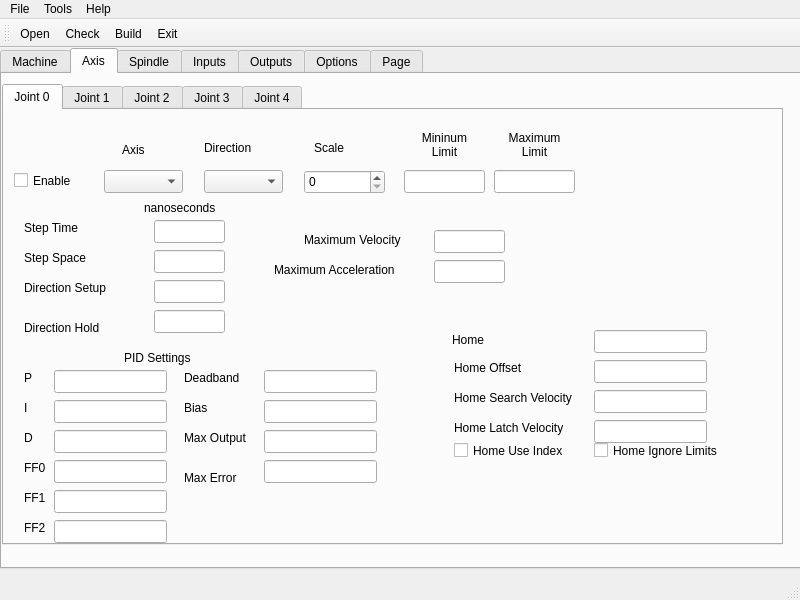
This is 7i96.ui in snelweg/7i96 as Qt 5 draws it before an edit. The edited form follows.
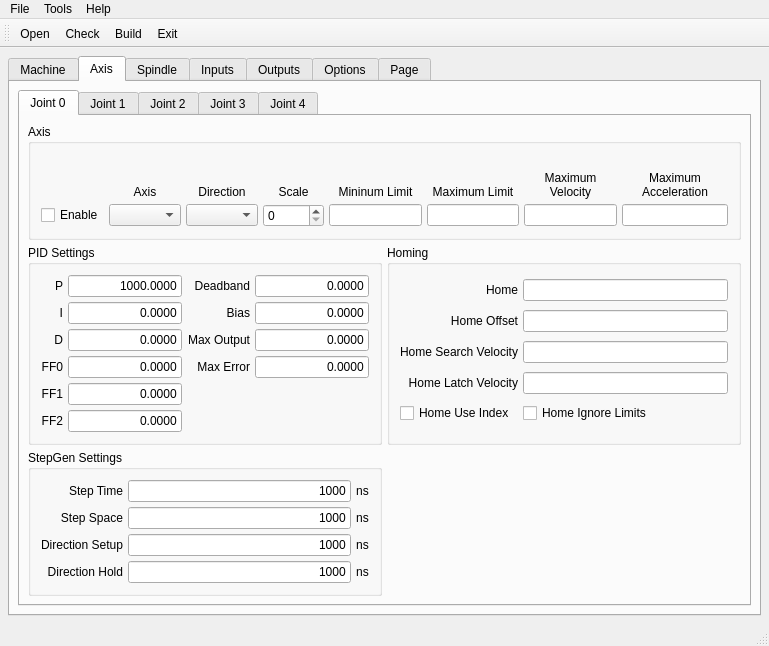
This is the edited form. The open tabs and pages were chosen to show the change.

```diff
--- a/7i96.ui
+++ b/7i96.ui
@@ -6,23 +6,17 @@
    <rect>
     <x>0</x>
     <y>0</y>
-    <width>800</width>
-    <height>600</height>
+    <width>769</width>
+    <height>646</height>
    </rect>
   </property>
   <property name="windowTitle">
    <string>7i96 Configuration Tool</string>
   </property>
   <widget class="QWidget" name="centralwidget">
+   <layout class="QVBoxLayout" name="verticalLayout">
+    <item>
    <widget class="QTabWidget" name="tabWidget">
-    <property name="geometry">
-     <rect>
-      <x>0</x>
-      <y>0</y>
-      <width>801</width>
-      <height>521</height>
-     </rect>
-    </property>
     <property name="currentIndex">
      <number>0</number>
     </property>
@@ -247,14 +241,11 @@
      <attribute name="title">
       <string>Axis</string>
      </attribute>
+       <layout class="QVBoxLayout" name="verticalLayout_2">
+        <item>
      <widget class="QTabWidget" name="tabWidget_2">
-      <property name="geometry">
-       <rect>
-        <x>0</x>
-        <y>10</y>
-        <width>781</width>
-        <height>461</height>
-       </rect>
+          <property name="tabPosition">
+           <enum>QTabWidget::North</enum>
       </property>
       <property name="currentIndex">
        <number>0</number>
@@ -263,649 +254,642 @@
        <attribute name="title">
         <string>Joint 0</string>
        </attribute>
+           <layout class="QGridLayout" name="gridLayout_2">
+            <item row="0" column="0" colspan="2">
+             <widget class="QGroupBox" name="groupBox">
+              <property name="title">
+               <string>Axis</string>
+              </property>
+              <layout class="QGridLayout" name="gridLayout_4">
+               <property name="leftMargin">
+                <number>10</number>
+               </property>
+               <property name="topMargin">
+                <number>10</number>
+               </property>
+               <property name="rightMargin">
+                <number>10</number>
+               </property>
+               <property name="bottomMargin">
+                <number>10</number>
+               </property>
+               <property name="spacing">
+                <number>5</number>
+               </property>
+               <item row="1" column="1">
+                <widget class="QComboBox" name="axis_0"/>
+               </item>
+               <item row="0" column="4">
+                <widget class="QLabel" name="label_62">
+                 <property name="text">
+                  <string>Mininum Limit</string>
+                 </property>
+                 <property name="alignment">
+                  <set>Qt::AlignBottom|Qt::AlignHCenter</set>
+                 </property>
+                 <property name="wordWrap">
+                  <bool>true</bool>
+                 </property>
+                </widget>
+               </item>
+               <item row="1" column="0">
        <widget class="QCheckBox" name="stepper_0">
-        <property name="geometry">
-         <rect>
-          <x>10</x>
-          <y>60</y>
-          <width>85</width>
-          <height>21</height>
-         </rect>
-        </property>
         <property name="text">
          <string>Enable</string>
         </property>
        </widget>
-       <widget class="QComboBox" name="axis_0">
-        <property name="geometry">
-         <rect>
-          <x>100</x>
-          <y>60</y>
-          <width>79</width>
-          <height>23</height>
-         </rect>
-        </property>
-       </widget>
-       <widget class="QComboBox" name="stepDir_0">
-        <property name="geometry">
-         <rect>
-          <x>200</x>
-          <y>60</y>
-          <width>79</width>
-          <height>23</height>
-         </rect>
-        </property>
-       </widget>
-       <widget class="QLineEdit" name="stepTime_0">
-        <property name="geometry">
-         <rect>
-          <x>150</x>
-          <y>110</y>
-          <width>71</width>
-          <height>23</height>
-         </rect>
-        </property>
-       </widget>
+               </item>
+               <item row="0" column="1">
        <widget class="QLabel" name="label_43">
-        <property name="geometry">
-         <rect>
-          <x>118</x>
-          <y>30</y>
-          <width>31</width>
-          <height>20</height>
-         </rect>
-        </property>
         <property name="text">
          <string>Axis</string>
         </property>
-       </widget>
-       <widget class="QLabel" name="label_44">
-        <property name="geometry">
-         <rect>
-          <x>20</x>
-          <y>110</y>
-          <width>122</width>
-          <height>16</height>
-         </rect>
-        </property>
-        <property name="text">
-         <string>Step Time</string>
-        </property>
-       </widget>
-       <widget class="QLabel" name="label_45">
-        <property name="geometry">
-         <rect>
-          <x>310</x>
-          <y>30</y>
-          <width>41</width>
-          <height>16</height>
-         </rect>
-        </property>
-        <property name="text">
-         <string>Scale</string>
-        </property>
-       </widget>
+                 <property name="alignment">
+                  <set>Qt::AlignBottom|Qt::AlignHCenter</set>
+                 </property>
+                </widget>
+               </item>
+               <item row="1" column="3">
+                <widget class="QSpinBox" name="scale_0">
+                 <property name="maximum">
+                  <number>25000</number>
+                 </property>
+                </widget>
+               </item>
+               <item row="0" column="2">
        <widget class="QLabel" name="label_46">
-        <property name="geometry">
-         <rect>
-          <x>200</x>
-          <y>30</y>
-          <width>59</width>
-          <height>15</height>
-         </rect>
-        </property>
         <property name="text">
          <string>Direction</string>
         </property>
-       </widget>
-       <widget class="QLabel" name="label_47">
-        <property name="geometry">
-         <rect>
-          <x>20</x>
-          <y>140</y>
-          <width>112</width>
-          <height>16</height>
-         </rect>
-        </property>
-        <property name="text">
-         <string>Step Space</string>
-        </property>
-       </widget>
-       <widget class="QLineEdit" name="stepSpace_0">
-        <property name="geometry">
-         <rect>
-          <x>150</x>
-          <y>140</y>
-          <width>71</width>
-          <height>23</height>
-         </rect>
-        </property>
-       </widget>
-       <widget class="QLineEdit" name="dirHold_0">
-        <property name="geometry">
-         <rect>
-          <x>150</x>
-          <y>200</y>
-          <width>71</width>
-          <height>23</height>
-         </rect>
-        </property>
-       </widget>
-       <widget class="QLineEdit" name="dirSetup_0">
-        <property name="geometry">
-         <rect>
-          <x>150</x>
-          <y>170</y>
-          <width>71</width>
-          <height>23</height>
-         </rect>
-        </property>
-       </widget>
-       <widget class="QLabel" name="label_48">
-        <property name="geometry">
-         <rect>
-          <x>20</x>
-          <y>170</y>
-          <width>100</width>
-          <height>15</height>
-         </rect>
-        </property>
-        <property name="text">
-         <string>Direction Setup</string>
-        </property>
-       </widget>
-       <widget class="QLabel" name="label_49">
-        <property name="geometry">
-         <rect>
-          <x>20</x>
-          <y>210</y>
-          <width>100</width>
-          <height>15</height>
-         </rect>
-        </property>
-        <property name="text">
-         <string>Direction Hold</string>
-        </property>
-       </widget>
-       <widget class="QLabel" name="label_62">
-        <property name="geometry">
-         <rect>
-          <x>410</x>
-          <y>20</y>
-          <width>61</width>
-          <height>31</height>
-         </rect>
-        </property>
-        <property name="text">
-         <string>&lt;html&gt;&lt;head/&gt;&lt;body&gt;&lt;p align=&quot;center&quot;&gt;Mininum&lt;br/&gt;Limit&lt;/p&gt;&lt;/body&gt;&lt;/html&gt;</string>
-        </property>
-       </widget>
+                 <property name="alignment">
+                  <set>Qt::AlignBottom|Qt::AlignHCenter</set>
+                 </property>
+                </widget>
+               </item>
+               <item row="1" column="2">
+                <widget class="QComboBox" name="stepDir_0"/>
+               </item>
+               <item row="1" column="4">
        <widget class="QLineEdit" name="minLimit_0">
-        <property name="geometry">
-         <rect>
-          <x>400</x>
-          <y>60</y>
-          <width>81</width>
-          <height>23</height>
-         </rect>
-        </property>
-       </widget>
-       <widget class="QLabel" name="label_67">
-        <property name="geometry">
-         <rect>
-          <x>500</x>
-          <y>20</y>
-          <width>61</width>
-          <height>31</height>
-         </rect>
-        </property>
-        <property name="text">
-         <string>&lt;html&gt;&lt;head/&gt;&lt;body&gt;&lt;p align=&quot;center&quot;&gt;Maximum&lt;br/&gt;Limit&lt;/p&gt;&lt;/body&gt;&lt;/html&gt;</string>
-        </property>
-       </widget>
+                 <property name="alignment">
+                  <set>Qt::AlignRight|Qt::AlignTrailing|Qt::AlignVCenter</set>
+                 </property>
+                </widget>
+               </item>
+               <item row="1" column="5">
        <widget class="QLineEdit" name="maxLimit_0">
-        <property name="geometry">
-         <rect>
-          <x>490</x>
-          <y>60</y>
-          <width>81</width>
-          <height>23</height>
-         </rect>
-        </property>
-       </widget>
+                 <property name="alignment">
+                  <set>Qt::AlignRight|Qt::AlignTrailing|Qt::AlignVCenter</set>
+                 </property>
+                </widget>
+               </item>
+               <item row="0" column="5">
+                <widget class="QLabel" name="label_67">
+                 <property name="text">
+                  <string>Maximum Limit</string>
+                 </property>
+                 <property name="textFormat">
+                  <enum>Qt::AutoText</enum>
+                 </property>
+                 <property name="alignment">
+                  <set>Qt::AlignBottom|Qt::AlignHCenter</set>
+                 </property>
+                 <property name="wordWrap">
+                  <bool>true</bool>
+                 </property>
+                </widget>
+               </item>
+               <item row="0" column="6">
        <widget class="QLabel" name="label_72">
-        <property name="geometry">
-         <rect>
-          <x>300</x>
-          <y>120</y>
-          <width>121</width>
-          <height>20</height>
-         </rect>
-        </property>
         <property name="text">
          <string>Maximum Velocity</string>
         </property>
-       </widget>
+                 <property name="alignment">
+                  <set>Qt::AlignBottom|Qt::AlignHCenter</set>
+                 </property>
+                 <property name="wordWrap">
+                  <bool>true</bool>
+                 </property>
+                </widget>
+               </item>
+               <item row="0" column="3">
+                <widget class="QLabel" name="label_45">
+                 <property name="text">
+                  <string>Scale</string>
+                 </property>
+                 <property name="alignment">
+                  <set>Qt::AlignBottom|Qt::AlignHCenter</set>
+                 </property>
+                </widget>
+               </item>
+               <item row="0" column="7">
        <widget class="QLabel" name="label_73">
-        <property name="geometry">
-         <rect>
-          <x>270</x>
-          <y>150</y>
-          <width>141</width>
-          <height>20</height>
-         </rect>
-        </property>
         <property name="text">
          <string>Maximum Acceleration</string>
         </property>
-       </widget>
+                 <property name="alignment">
+                  <set>Qt::AlignBottom|Qt::AlignHCenter</set>
+                 </property>
+                 <property name="wordWrap">
+                  <bool>true</bool>
+                 </property>
+                </widget>
+               </item>
+               <item row="1" column="6">
        <widget class="QLineEdit" name="maxVelocity_0">
-        <property name="geometry">
-         <rect>
-          <x>430</x>
-          <y>120</y>
-          <width>71</width>
-          <height>23</height>
-         </rect>
-        </property>
-       </widget>
+                 <property name="alignment">
+                  <set>Qt::AlignRight|Qt::AlignTrailing|Qt::AlignVCenter</set>
+                 </property>
+                </widget>
+               </item>
+               <item row="1" column="7">
        <widget class="QLineEdit" name="maxAccel_0">
-        <property name="geometry">
-         <rect>
-          <x>430</x>
-          <y>150</y>
-          <width>71</width>
-          <height>23</height>
-         </rect>
-        </property>
-       </widget>
-       <widget class="QSpinBox" name="scale_0">
-        <property name="geometry">
-         <rect>
-          <x>300</x>
-          <y>60</y>
-          <width>81</width>
-          <height>24</height>
-         </rect>
-        </property>
-        <property name="maximum">
-         <number>25000</number>
-        </property>
-       </widget>
-       <widget class="QLabel" name="label_82">
-        <property name="geometry">
-         <rect>
-          <x>448</x>
-          <y>220</y>
-          <width>71</width>
-          <height>20</height>
-         </rect>
-        </property>
-        <property name="text">
-         <string>Home</string>
-        </property>
-       </widget>
-       <widget class="QLabel" name="label_83">
-        <property name="geometry">
-         <rect>
-          <x>450</x>
-          <y>250</y>
-          <width>91</width>
-          <height>16</height>
-         </rect>
-        </property>
-        <property name="text">
-         <string>Home Offset</string>
-        </property>
-       </widget>
-       <widget class="QLabel" name="label_84">
-        <property name="geometry">
-         <rect>
-          <x>450</x>
-          <y>280</y>
-          <width>141</width>
-          <height>16</height>
-         </rect>
-        </property>
-        <property name="text">
-         <string>Home Search Velocity</string>
-        </property>
-       </widget>
-       <widget class="QLabel" name="label_85">
-        <property name="geometry">
-         <rect>
-          <x>450</x>
-          <y>310</y>
-          <width>141</width>
-          <height>16</height>
-         </rect>
-        </property>
-        <property name="text">
-         <string>Home Latch Velocity</string>
-        </property>
-       </widget>
-       <widget class="QCheckBox" name="homeUseIndex_0">
-        <property name="geometry">
-         <rect>
-          <x>450</x>
-          <y>330</y>
-          <width>141</width>
-          <height>21</height>
-         </rect>
-        </property>
-        <property name="text">
-         <string>Home Use Index</string>
-        </property>
-       </widget>
-       <widget class="QCheckBox" name="homeIgnoreLimits_0">
-        <property name="geometry">
-         <rect>
-          <x>590</x>
-          <y>330</y>
-          <width>141</width>
-          <height>21</height>
-         </rect>
-        </property>
-        <property name="text">
-         <string>Home Ignore Limits</string>
-        </property>
-       </widget>
-       <widget class="QLineEdit" name="home_0">
-        <property name="geometry">
-         <rect>
-          <x>590</x>
-          <y>220</y>
-          <width>113</width>
-          <height>23</height>
-         </rect>
-        </property>
-       </widget>
-       <widget class="QLineEdit" name="homeOffset_0">
-        <property name="geometry">
-         <rect>
-          <x>590</x>
-          <y>250</y>
-          <width>113</width>
-          <height>23</height>
-         </rect>
-        </property>
-       </widget>
-       <widget class="QLineEdit" name="homeSearchVel_0">
-        <property name="geometry">
-         <rect>
-          <x>590</x>
-          <y>280</y>
-          <width>113</width>
-          <height>23</height>
-         </rect>
-        </property>
-       </widget>
-       <widget class="QLineEdit" name="homeLatchVel_0">
-        <property name="geometry">
-         <rect>
-          <x>590</x>
-          <y>310</y>
-          <width>113</width>
-          <height>23</height>
-         </rect>
-        </property>
-       </widget>
-       <widget class="QLabel" name="label_102">
-        <property name="geometry">
-         <rect>
-          <x>140</x>
-          <y>90</y>
-          <width>91</width>
-          <height>16</height>
-         </rect>
-        </property>
-        <property name="text">
-         <string>nanoseconds</string>
-        </property>
-       </widget>
-       <widget class="QLabel" name="label_213">
-        <property name="geometry">
-         <rect>
-          <x>120</x>
-          <y>240</y>
-          <width>101</width>
-          <height>16</height>
-         </rect>
-        </property>
-        <property name="text">
+                 <property name="alignment">
+                  <set>Qt::AlignRight|Qt::AlignTrailing|Qt::AlignVCenter</set>
+                 </property>
+                </widget>
+               </item>
+              </layout>
+             </widget>
+            </item>
+            <item row="1" column="0">
+             <widget class="QGroupBox" name="groupBox_2">
+              <property name="title">
          <string>PID Settings</string>
         </property>
-       </widget>
-       <widget class="QLabel" name="label_214">
-        <property name="geometry">
-         <rect>
-          <x>180</x>
-          <y>260</y>
-          <width>71</width>
-          <height>16</height>
-         </rect>
-        </property>
-        <property name="text">
-         <string>Deadband</string>
-        </property>
-       </widget>
+              <layout class="QGridLayout" name="gridLayout">
+               <property name="leftMargin">
+                <number>10</number>
+               </property>
+               <property name="topMargin">
+                <number>10</number>
+               </property>
+               <property name="rightMargin">
+                <number>10</number>
+               </property>
+               <property name="bottomMargin">
+                <number>10</number>
+               </property>
+               <property name="spacing">
+                <number>5</number>
+               </property>
+               <item row="0" column="0">
        <widget class="QLabel" name="label_215">
-        <property name="geometry">
-         <rect>
-          <x>20</x>
-          <y>260</y>
-          <width>21</width>
-          <height>16</height>
-         </rect>
-        </property>
         <property name="text">
          <string>P</string>
         </property>
-       </widget>
-       <widget class="QLabel" name="label_216">
-        <property name="geometry">
-         <rect>
-          <x>20</x>
-          <y>290</y>
-          <width>21</width>
-          <height>16</height>
-         </rect>
-        </property>
-        <property name="text">
-         <string>I</string>
-        </property>
-       </widget>
-       <widget class="QLabel" name="label_217">
-        <property name="geometry">
-         <rect>
-          <x>20</x>
-          <y>320</y>
-          <width>21</width>
-          <height>16</height>
-         </rect>
-        </property>
+                 <property name="alignment">
+                  <set>Qt::AlignRight|Qt::AlignTrailing|Qt::AlignVCenter</set>
+                 </property>
+                </widget>
+               </item>
+               <item row="0" column="1">
+                <widget class="QLineEdit" name="p_0">
         <property name="text">
-         <string>D</string>
-        </property>
-       </widget>
-       <widget class="QLabel" name="label_218">
-        <property name="geometry">
-         <rect>
-          <x>20</x>
-          <y>350</y>
-          <width>21</width>
-          <height>16</height>
-         </rect>
-        </property>
-        <property name="text">
-         <string>FF0</string>
-        </property>
-       </widget>
-       <widget class="QLabel" name="label_219">
-        <property name="geometry">
-         <rect>
-          <x>20</x>
-          <y>380</y>
-          <width>21</width>
-          <height>16</height>
-         </rect>
-        </property>
+                  <string>1000.0000</string>
+                 </property>
+                 <property name="alignment">
+                  <set>Qt::AlignRight|Qt::AlignTrailing|Qt::AlignVCenter</set>
+                 </property>
+                </widget>
+               </item>
+               <item row="0" column="2">
+                <widget class="QLabel" name="label_214">
         <property name="text">
-         <string>FF1</string>
-        </property>
-       </widget>
-       <widget class="QLabel" name="label_220">
-        <property name="geometry">
-         <rect>
-          <x>20</x>
-          <y>410</y>
-          <width>21</width>
-          <height>16</height>
-         </rect>
-        </property>
-        <property name="text">
-         <string>FF2</string>
-        </property>
-       </widget>
+                  <string>Deadband</string>
+                 </property>
+                 <property name="alignment">
+                  <set>Qt::AlignRight|Qt::AlignTrailing|Qt::AlignVCenter</set>
+                 </property>
+                </widget>
+               </item>
+               <item row="0" column="3">
        <widget class="QLineEdit" name="deadband_0">
-        <property name="geometry">
-         <rect>
-          <x>260</x>
-          <y>260</y>
-          <width>113</width>
-          <height>23</height>
-         </rect>
-        </property>
-       </widget>
+                 <property name="text">
+                  <string>0.0000</string>
+                 </property>
+                 <property name="alignment">
+                  <set>Qt::AlignRight|Qt::AlignTrailing|Qt::AlignVCenter</set>
+                 </property>
+                </widget>
+               </item>
+               <item row="1" column="0">
+                <widget class="QLabel" name="label_216">
+                 <property name="text">
+                  <string>I</string>
+                 </property>
+                 <property name="alignment">
+                  <set>Qt::AlignRight|Qt::AlignTrailing|Qt::AlignVCenter</set>
+                 </property>
+                </widget>
+               </item>
+               <item row="1" column="1">
        <widget class="QLineEdit" name="i_0">
-        <property name="geometry">
-         <rect>
-          <x>50</x>
-          <y>290</y>
-          <width>113</width>
-          <height>23</height>
-         </rect>
-        </property>
-       </widget>
-       <widget class="QLineEdit" name="d_0">
-        <property name="geometry">
-         <rect>
-          <x>50</x>
-          <y>320</y>
-          <width>113</width>
-          <height>23</height>
-         </rect>
-        </property>
-       </widget>
-       <widget class="QLineEdit" name="ff0_0">
-        <property name="geometry">
-         <rect>
-          <x>50</x>
-          <y>350</y>
-          <width>113</width>
-          <height>23</height>
-         </rect>
-        </property>
-       </widget>
-       <widget class="QLineEdit" name="ff1_0">
-        <property name="geometry">
-         <rect>
-          <x>50</x>
-          <y>380</y>
-          <width>113</width>
-          <height>23</height>
-         </rect>
-        </property>
-       </widget>
-       <widget class="QLineEdit" name="ff2_0">
-        <property name="geometry">
-         <rect>
-          <x>50</x>
-          <y>410</y>
-          <width>113</width>
-          <height>23</height>
-         </rect>
-        </property>
-       </widget>
-       <widget class="QLineEdit" name="p_0">
-        <property name="geometry">
-         <rect>
-          <x>50</x>
-          <y>260</y>
-          <width>113</width>
-          <height>23</height>
-         </rect>
-        </property>
-       </widget>
+                 <property name="text">
+                  <string>0.0000</string>
+                 </property>
+                 <property name="alignment">
+                  <set>Qt::AlignRight|Qt::AlignTrailing|Qt::AlignVCenter</set>
+                 </property>
+                </widget>
+               </item>
+               <item row="1" column="2">
        <widget class="QLabel" name="label_221">
-        <property name="geometry">
-         <rect>
-          <x>180</x>
-          <y>290</y>
-          <width>59</width>
-          <height>15</height>
-         </rect>
-        </property>
         <property name="text">
          <string>Bias</string>
         </property>
-       </widget>
-       <widget class="QLabel" name="label_222">
-        <property name="geometry">
-         <rect>
-          <x>180</x>
-          <y>320</y>
-          <width>81</width>
-          <height>16</height>
-         </rect>
-        </property>
-        <property name="text">
-         <string>Max Output</string>
-        </property>
-       </widget>
+                 <property name="alignment">
+                  <set>Qt::AlignRight|Qt::AlignTrailing|Qt::AlignVCenter</set>
+                 </property>
+                </widget>
+               </item>
+               <item row="1" column="3">
        <widget class="QLineEdit" name="bias_0">
-        <property name="geometry">
-         <rect>
-          <x>260</x>
-          <y>290</y>
-          <width>113</width>
-          <height>23</height>
-         </rect>
-        </property>
-       </widget>
+                 <property name="text">
+                  <string>0.0000</string>
+                 </property>
+                 <property name="alignment">
+                  <set>Qt::AlignRight|Qt::AlignTrailing|Qt::AlignVCenter</set>
+                 </property>
+                </widget>
+               </item>
+               <item row="2" column="0">
+                <widget class="QLabel" name="label_217">
+                 <property name="text">
+                  <string>D</string>
+                 </property>
+                 <property name="alignment">
+                  <set>Qt::AlignRight|Qt::AlignTrailing|Qt::AlignVCenter</set>
+                 </property>
+                </widget>
+               </item>
+               <item row="2" column="1">
+                <widget class="QLineEdit" name="d_0">
+                 <property name="text">
+                  <string>0.0000</string>
+                 </property>
+                 <property name="alignment">
+                  <set>Qt::AlignRight|Qt::AlignTrailing|Qt::AlignVCenter</set>
+                 </property>
+                </widget>
+               </item>
+               <item row="2" column="2">
+                <widget class="QLabel" name="label_222">
+                 <property name="text">
+                  <string>Max Output</string>
+                 </property>
+                 <property name="alignment">
+                  <set>Qt::AlignRight|Qt::AlignTrailing|Qt::AlignVCenter</set>
+                 </property>
+                </widget>
+               </item>
+               <item row="2" column="3">
        <widget class="QLineEdit" name="maxOutput_0">
-        <property name="geometry">
-         <rect>
-          <x>260</x>
-          <y>320</y>
-          <width>113</width>
-          <height>23</height>
-         </rect>
-        </property>
-       </widget>
-       <widget class="QLineEdit" name="maxError_0">
-        <property name="geometry">
-         <rect>
-          <x>260</x>
-          <y>350</y>
-          <width>113</width>
-          <height>23</height>
-         </rect>
-        </property>
-       </widget>
+                 <property name="text">
+                  <string>0.0000</string>
+                 </property>
+                 <property name="alignment">
+                  <set>Qt::AlignRight|Qt::AlignTrailing|Qt::AlignVCenter</set>
+                 </property>
+                </widget>
+               </item>
+               <item row="3" column="0">
+                <widget class="QLabel" name="label_218">
+                 <property name="text">
+                  <string>FF0</string>
+                 </property>
+                 <property name="alignment">
+                  <set>Qt::AlignRight|Qt::AlignTrailing|Qt::AlignVCenter</set>
+                 </property>
+                </widget>
+               </item>
+               <item row="3" column="1">
+                <widget class="QLineEdit" name="ff0_0">
+                 <property name="text">
+                  <string>0.0000</string>
+                 </property>
+                 <property name="alignment">
+                  <set>Qt::AlignRight|Qt::AlignTrailing|Qt::AlignVCenter</set>
+                 </property>
+                </widget>
+               </item>
+               <item row="3" column="2">
        <widget class="QLabel" name="label_223">
-        <property name="geometry">
-         <rect>
-          <x>180</x>
-          <y>360</y>
-          <width>71</width>
-          <height>16</height>
-         </rect>
-        </property>
         <property name="text">
          <string>Max Error</string>
         </property>
-       </widget>
+                 <property name="alignment">
+                  <set>Qt::AlignRight|Qt::AlignTrailing|Qt::AlignVCenter</set>
+                 </property>
+                </widget>
+               </item>
+               <item row="3" column="3">
+                <widget class="QLineEdit" name="maxError_0">
+                 <property name="text">
+                  <string>0.0000</string>
+                 </property>
+                 <property name="alignment">
+                  <set>Qt::AlignRight|Qt::AlignTrailing|Qt::AlignVCenter</set>
+                 </property>
+                </widget>
+               </item>
+               <item row="4" column="0">
+                <widget class="QLabel" name="label_219">
+                 <property name="text">
+                  <string>FF1</string>
+                 </property>
+                 <property name="alignment">
+                  <set>Qt::AlignRight|Qt::AlignTrailing|Qt::AlignVCenter</set>
+                 </property>
+                </widget>
+               </item>
+               <item row="4" column="1">
+                <widget class="QLineEdit" name="ff1_0">
+                 <property name="text">
+                  <string>0.0000</string>
+                 </property>
+                 <property name="alignment">
+                  <set>Qt::AlignRight|Qt::AlignTrailing|Qt::AlignVCenter</set>
+                 </property>
+                </widget>
+               </item>
+               <item row="5" column="0">
+                <widget class="QLabel" name="label_220">
+                 <property name="text">
+                  <string>FF2</string>
+                 </property>
+                 <property name="alignment">
+                  <set>Qt::AlignRight|Qt::AlignTrailing|Qt::AlignVCenter</set>
+                 </property>
+                </widget>
+               </item>
+               <item row="5" column="1">
+                <widget class="QLineEdit" name="ff2_0">
+                 <property name="text">
+                  <string>0.0000</string>
+                 </property>
+                 <property name="alignment">
+                  <set>Qt::AlignRight|Qt::AlignTrailing|Qt::AlignVCenter</set>
+                 </property>
+                </widget>
+               </item>
+              </layout>
+             </widget>
+            </item>
+            <item row="1" column="1">
+             <widget class="QGroupBox" name="groupBox_3">
+              <property name="title">
+               <string>Homing</string>
+              </property>
+              <layout class="QGridLayout" name="gridLayout_3">
+               <property name="leftMargin">
+                <number>10</number>
+               </property>
+               <property name="topMargin">
+                <number>10</number>
+               </property>
+               <property name="rightMargin">
+                <number>10</number>
+               </property>
+               <property name="bottomMargin">
+                <number>10</number>
+               </property>
+               <property name="spacing">
+                <number>5</number>
+               </property>
+               <item row="0" column="0">
+                <widget class="QLabel" name="label_82">
+                 <property name="text">
+                  <string>Home</string>
+                 </property>
+                 <property name="alignment">
+                  <set>Qt::AlignRight|Qt::AlignTrailing|Qt::AlignVCenter</set>
+                 </property>
+                </widget>
+               </item>
+               <item row="0" column="1">
+                <widget class="QLineEdit" name="home_0">
+                 <property name="alignment">
+                  <set>Qt::AlignRight|Qt::AlignTrailing|Qt::AlignVCenter</set>
+                 </property>
+                </widget>
+               </item>
+               <item row="1" column="0">
+                <widget class="QLabel" name="label_83">
+                 <property name="text">
+                  <string>Home Offset</string>
+                 </property>
+                 <property name="alignment">
+                  <set>Qt::AlignRight|Qt::AlignTrailing|Qt::AlignVCenter</set>
+                 </property>
+                </widget>
+               </item>
+               <item row="1" column="1">
+                <widget class="QLineEdit" name="homeOffset_0">
+                 <property name="alignment">
+                  <set>Qt::AlignRight|Qt::AlignTrailing|Qt::AlignVCenter</set>
+                 </property>
+                </widget>
+               </item>
+               <item row="2" column="0">
+                <widget class="QLabel" name="label_84">
+                 <property name="text">
+                  <string>Home Search Velocity</string>
+                 </property>
+                 <property name="alignment">
+                  <set>Qt::AlignRight|Qt::AlignTrailing|Qt::AlignVCenter</set>
+                 </property>
+                </widget>
+               </item>
+               <item row="2" column="1">
+                <widget class="QLineEdit" name="homeSearchVel_0">
+                 <property name="alignment">
+                  <set>Qt::AlignRight|Qt::AlignTrailing|Qt::AlignVCenter</set>
+                 </property>
+                </widget>
+               </item>
+               <item row="3" column="0">
+                <widget class="QLabel" name="label_85">
+                 <property name="text">
+                  <string>Home Latch Velocity</string>
+                 </property>
+                 <property name="alignment">
+                  <set>Qt::AlignRight|Qt::AlignTrailing|Qt::AlignVCenter</set>
+                 </property>
+                </widget>
+               </item>
+               <item row="3" column="1">
+                <widget class="QLineEdit" name="homeLatchVel_0">
+                 <property name="alignment">
+                  <set>Qt::AlignRight|Qt::AlignTrailing|Qt::AlignVCenter</set>
+                 </property>
+                </widget>
+               </item>
+               <item row="4" column="0">
+                <widget class="QCheckBox" name="homeUseIndex_0">
+                 <property name="text">
+                  <string>Home Use Index</string>
+                 </property>
+                </widget>
+               </item>
+               <item row="4" column="1">
+                <widget class="QCheckBox" name="homeIgnoreLimits_0">
+                 <property name="text">
+                  <string>Home Ignore Limits</string>
+                 </property>
+                </widget>
+               </item>
+              </layout>
+             </widget>
+            </item>
+            <item row="2" column="0">
+             <widget class="QGroupBox" name="groupBox_4">
+              <property name="title">
+               <string>StepGen Settings</string>
+              </property>
+              <layout class="QGridLayout" name="gridLayout_5">
+               <property name="leftMargin">
+                <number>10</number>
+               </property>
+               <property name="topMargin">
+                <number>10</number>
+               </property>
+               <property name="rightMargin">
+                <number>10</number>
+               </property>
+               <property name="bottomMargin">
+                <number>10</number>
+               </property>
+               <property name="spacing">
+                <number>5</number>
+               </property>
+               <item row="0" column="0">
+                <widget class="QLabel" name="label_44">
+                 <property name="text">
+                  <string>Step Time</string>
+                 </property>
+                 <property name="alignment">
+                  <set>Qt::AlignRight|Qt::AlignTrailing|Qt::AlignVCenter</set>
+                 </property>
+                </widget>
+               </item>
+               <item row="0" column="1">
+                <widget class="QLineEdit" name="stepTime_0">
+                 <property name="inputMask">
+                  <string/>
+                 </property>
+                 <property name="text">
+                  <string>1000</string>
+                 </property>
+                 <property name="alignment">
+                  <set>Qt::AlignRight|Qt::AlignTrailing|Qt::AlignVCenter</set>
+                 </property>
+                </widget>
+               </item>
+               <item row="0" column="2">
+                <widget class="QLabel" name="label_110">
+                 <property name="text">
+                  <string>ns</string>
+                 </property>
+                 <property name="alignment">
+                  <set>Qt::AlignCenter</set>
+                 </property>
+                </widget>
+               </item>
+               <item row="1" column="0">
+                <widget class="QLabel" name="label_47">
+                 <property name="text">
+                  <string>Step Space</string>
+                 </property>
+                 <property name="alignment">
+                  <set>Qt::AlignRight|Qt::AlignTrailing|Qt::AlignVCenter</set>
+                 </property>
+                </widget>
+               </item>
+               <item row="1" column="1">
+                <widget class="QLineEdit" name="stepSpace_0">
+                 <property name="text">
+                  <string>1000</string>
+                 </property>
+                 <property name="alignment">
+                  <set>Qt::AlignRight|Qt::AlignTrailing|Qt::AlignVCenter</set>
+                 </property>
+                </widget>
+               </item>
+               <item row="1" column="2">
+                <widget class="QLabel" name="label_102">
+                 <property name="text">
+                  <string>ns</string>
+                 </property>
+                 <property name="alignment">
+                  <set>Qt::AlignCenter</set>
+                 </property>
+                </widget>
+               </item>
+               <item row="2" column="0">
+                <widget class="QLabel" name="label_48">
+                 <property name="text">
+                  <string>Direction Setup</string>
+                 </property>
+                 <property name="alignment">
+                  <set>Qt::AlignRight|Qt::AlignTrailing|Qt::AlignVCenter</set>
+                 </property>
+                </widget>
+               </item>
+               <item row="2" column="1">
+                <widget class="QLineEdit" name="dirSetup_0">
+                 <property name="text">
+                  <string>1000</string>
+                 </property>
+                 <property name="alignment">
+                  <set>Qt::AlignRight|Qt::AlignTrailing|Qt::AlignVCenter</set>
+                 </property>
+                </widget>
+               </item>
+               <item row="2" column="2">
+                <widget class="QLabel" name="label_108">
+                 <property name="text">
+                  <string>ns</string>
+                 </property>
+                 <property name="alignment">
+                  <set>Qt::AlignCenter</set>
+                 </property>
+                </widget>
+               </item>
+               <item row="3" column="0">
+                <widget class="QLabel" name="label_49">
+                 <property name="text">
+                  <string>Direction Hold</string>
+                 </property>
+                 <property name="alignment">
+                  <set>Qt::AlignRight|Qt::AlignTrailing|Qt::AlignVCenter</set>
+                 </property>
+                </widget>
+               </item>
+               <item row="3" column="1">
+                <widget class="QLineEdit" name="dirHold_0">
+                 <property name="text">
+                  <string>1000</string>
+                 </property>
+                 <property name="alignment">
+                  <set>Qt::AlignRight|Qt::AlignTrailing|Qt::AlignVCenter</set>
+                 </property>
+                </widget>
+               </item>
+               <item row="3" column="2">
+                <widget class="QLabel" name="label_109">
+                 <property name="text">
+                  <string>ns</string>
+                 </property>
+                 <property name="alignment">
+                  <set>Qt::AlignCenter</set>
+                 </property>
+                </widget>
+               </item>
+              </layout>
+             </widget>
+            </item>
+           </layout>
       </widget>
       <widget class="QWidget" name="tab_2">
        <attribute name="title">
@@ -3720,6 +3704,8 @@
        <zorder>label_267</zorder>
       </widget>
      </widget>
+        </item>
+       </layout>
     </widget>
     <widget class="QWidget" name="spindle">
      <attribute name="title">
@@ -4339,13 +4325,15 @@
      </attribute>
     </widget>
    </widget>
+    </item>
+   </layout>
   </widget>
   <widget class="QMenuBar" name="menubar">
    <property name="geometry">
     <rect>
      <x>0</x>
      <y>0</y>
-     <width>800</width>
+     <width>769</width>
      <height>20</height>
     </rect>
    </property>
@@ -4434,6 +4422,7 @@
    </property>
   </action>
  </widget>
+ <layoutdefault spacing="5" margin="8"/>
  <resources/>
  <connections/>
  <buttongroups>
```
Left out of the diff: 19 changed lines with no effect on the pictures. Lines whose indentation alone changed are shown as unchanged.
